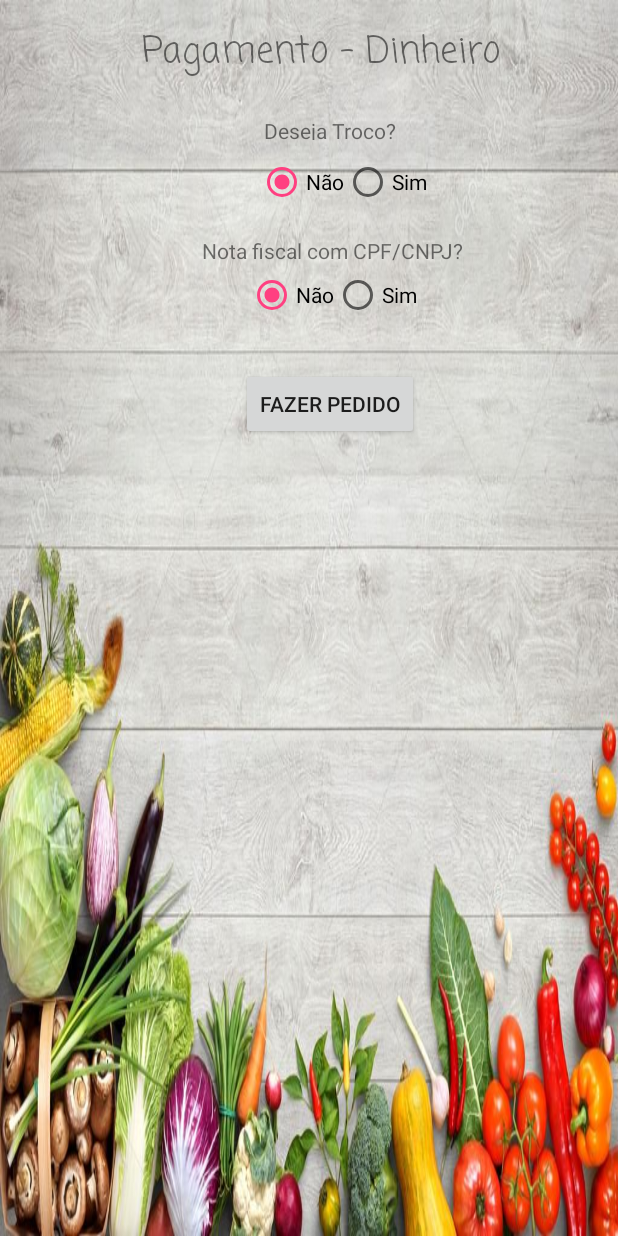
After one commit to jsrrocha/ComelancaV1, an Android app: the PaymentOptions screen opened directly, with no data from a screen before it, on a phone screen of 412 x 824 dp. The commit adds this screen. Run offline under Robolectric (Android 15) with nearby library versions, the phone set to English and light mode, and no system bars.

Commit message:
Login and Payment Options screen made, basic login logic (no DB yet)

```diff
--- a/app/src/main/java/com/example/jessica/comelancav1/MainActivity.java
+++ b/app/src/main/java/com/example/jessica/comelancav1/MainActivity.java
@@ -22,4 +22,10 @@ public class MainActivity extends AppCompatActivity {
         Intent intent = new Intent(this, SignUpActivity.class);
         startActivity(intent);
     }
+
+
+    public void openLoginActivity(View view) {
+        Intent intent = new Intent(this, LoginActivity.class);
+        startActivity(intent);
+    }
 }
--- /dev/null
+++ b/app/src/main/java/com/example/jessica/comelancav1/PaymentOptions.java
@@ -0,0 +1,20 @@
+package com.example.jessica.comelancav1;
+
+import android.os.Bundle;
+import android.support.design.widget.FloatingActionButton;
+import android.support.design.widget.Snackbar;
+import android.support.v7.app.AppCompatActivity;
+import android.support.v7.widget.Toolbar;
+import android.view.View;
+
+public class PaymentOptions extends AppCompatActivity {
+
+    @Override
+    protected void onCreate(Bundle savedInstanceState) {
+        super.onCreate(savedInstanceState);
+        setContentView(R.layout.activity_payment_options);
+    }
+
+
+
+}
--- a/app/src/main/res/layout/activity_main.xml
+++ b/app/src/main/res/layout/activity_main.xml
@@ -72,7 +72,7 @@
         android:layout_marginRight="9dp"
         android:layout_marginStart="157dp"
         android:layout_marginTop="16dp"
-        android:onClick="openSignUpActivity"
+        android:onClick="openLoginActivity"
         android:text="Entrar"
         android:textSize="12sp"
         app:layout_constraintBottom_toTopOf="@+id/textCep"
--- /dev/null
+++ b/app/src/main/res/layout/activity_payment_options.xml
@@ -0,0 +1,133 @@
+<?xml version="1.0" encoding="utf-8"?>
+<android.support.constraint.ConstraintLayout xmlns:android="http://schemas.android.com/apk/res/android"
+    xmlns:app="http://schemas.android.com/apk/res-auto"
+    xmlns:tools="http://schemas.android.com/tools"
+    android:layout_width="match_parent"
+    android:layout_height="match_parent"
+    android:background="@drawable/background1"
+    tools:context=".MadrugaLanchesActivity">
+
+    <TextView
+        android:id="@+id/textViewMadruga"
+        android:layout_width="253dp"
+        android:layout_height="41dp"
+        android:layout_marginBottom="38dp"
+        android:layout_marginEnd="64dp"
+        android:layout_marginLeft="64dp"
+        android:layout_marginRight="64dp"
+        android:layout_marginStart="64dp"
+        android:layout_marginTop="16dp"
+        android:text="Pagamento - Dinheiro"
+        android:textSize="24sp"
+        app:fontFamily="casual"
+        app:layout_constraintBottom_toTopOf="@+id/radioButtonMix"
+        app:layout_constraintEnd_toEndOf="parent"
+        app:layout_constraintHorizontal_bias="1.0"
+        app:layout_constraintStart_toStartOf="parent"
+        app:layout_constraintTop_toTopOf="parent" />
+
+    <TextView
+        android:id="@+id/textView4"
+        android:layout_width="wrap_content"
+        android:layout_height="16dp"
+        android:layout_marginEnd="80dp"
+        android:layout_marginLeft="8dp"
+        android:layout_marginRight="80dp"
+        android:layout_marginStart="8dp"
+        android:layout_marginTop="20dp"
+        android:text="Deseja Troco?"
+        app:layout_constraintEnd_toEndOf="@+id/textViewMadruga"
+        app:layout_constraintHorizontal_bias="0.96"
+        app:layout_constraintStart_toStartOf="@+id/textViewMadruga"
+        app:layout_constraintTop_toBottomOf="@+id/textViewMadruga" />
+
+    <RadioGroup
+        android:id="@+id/Troco"
+        android:layout_width="wrap_content"
+        android:layout_height="wrap_content"
+        android:layout_marginLeft="8dp"
+        android:layout_marginStart="8dp"
+        android:layout_marginTop="12dp"
+        android:checkedButton="@+id/Não"
+        android:orientation="horizontal"
+        app:layout_constraintEnd_toEndOf="@+id/textView4"
+        app:layout_constraintHorizontal_bias="0.375"
+        app:layout_constraintStart_toStartOf="@+id/textView4"
+        app:layout_constraintTop_toBottomOf="@+id/textView4">
+
+        <RadioButton
+            android:id="@+id/trocoNo"
+            android:layout_width="wrap_content"
+            android:layout_height="wrap_content"
+            android:checked="true"
+            android:text="Não" />
+
+        <RadioButton
+            android:id="@+id/TrocoYes"
+            android:layout_width="wrap_content"
+            android:layout_height="wrap_content"
+            android:text="Sim" />
+
+    </RadioGroup>
+
+
+    <TextView
+        android:id="@+id/textView5"
+        android:layout_width="wrap_content"
+        android:layout_height="0dp"
+        android:layout_marginEnd="8dp"
+        android:layout_marginLeft="8dp"
+        android:layout_marginRight="8dp"
+        android:layout_marginStart="8dp"
+        android:layout_marginTop="64dp"
+        android:text="Nota fiscal com CPF/CNPJ?"
+        app:layout_constraintEnd_toEndOf="@+id/textViewMadruga"
+        app:layout_constraintStart_toStartOf="@+id/textViewMadruga"
+        app:layout_constraintTop_toBottomOf="@+id/textView4" />
+
+    <RadioGroup
+        android:id="@+id/CPF"
+        android:layout_width="wrap_content"
+        android:layout_height="0dp"
+        android:layout_marginEnd="8dp"
+        android:layout_marginLeft="8dp"
+        android:layout_marginRight="8dp"
+        android:layout_marginStart="8dp"
+        android:layout_marginTop="4dp"
+        android:checkedButton="@+id/Não"
+        android:orientation="horizontal"
+        app:layout_constraintEnd_toEndOf="@+id/textView5"
+        app:layout_constraintStart_toStartOf="@+id/textView5"
+        app:layout_constraintTop_toBottomOf="@+id/textView5">
+
+        <RadioButton
+            android:id="@+id/CPFNo"
+            android:layout_width="wrap_content"
+            android:layout_height="wrap_content"
+            android:checked="true"
+            android:text="Não" />
+
+        <RadioButton
+            android:id="@+id/CPFYes"
+            android:layout_width="wrap_content"
+            android:layout_height="wrap_content"
+            android:text="Sim" />
+
+    </RadioGroup>
+
+    <Button
+        android:id="@+id/button2"
+        android:layout_width="wrap_content"
+        android:layout_height="wrap_content"
+        android:layout_marginEnd="8dp"
+        android:layout_marginLeft="8dp"
+        android:layout_marginRight="8dp"
+        android:layout_marginStart="8dp"
+        android:layout_marginTop="188dp"
+        android:text="Fazer Pedido"
+        app:layout_constraintEnd_toEndOf="@+id/textViewMadruga"
+        app:layout_constraintHorizontal_bias="0.487"
+        app:layout_constraintStart_toStartOf="@+id/textViewMadruga"
+        app:layout_constraintTop_toBottomOf="@+id/textViewMadruga" />
+
+</android.support.constraint.ConstraintLayout>
--- /dev/null
+++ b/app/src/main/res/values/dimens.xml
@@ -0,0 +1,6 @@
+<resources>
+    <!-- Default screen margins, per the Android Design guidelines. -->
+    <dimen name="activity_horizontal_margin">16dp</dimen>
+    <dimen name="activity_vertical_margin">16dp</dimen>
+    <dimen name="fab_margin">16dp</dimen>
+</resources>
--- a/app/src/main/res/values/styles.xml
+++ b/app/src/main/res/values/styles.xml
@@ -8,4 +8,13 @@
         <item name="colorAccent">@color/colorAccent</item>
     </style>
 
+    <style name="AppTheme.NoActionBar">
+        <item name="windowActionBar">false</item>
+        <item name="windowNoTitle">true</item>
+    </style>
+
+    <style name="AppTheme.AppBarOverlay" parent="ThemeOverlay.AppCompat.Dark.ActionBar" />
+
+    <style name="AppTheme.PopupOverlay" parent="ThemeOverlay.AppCompat.Light" />
+
 </resources>
```
Also changed, not shown: app/src/main/AndroidManifest.xml (+13 -1 lines), app/src/main/java/com/example/jessica/comelancav1/LoginActivity.java (added, +354 -0 lines), app/src/main/java/com/example/jessica/comelancav1/MadrugaLanchesActivity.java (+8 -0 lines), app/src/main/java/com/example/jessica/comelancav1/Natural2youAcitivity.java (+8 -0 lines), app/src/main/java/com/example/jessica/comelancav1/PizzariaGataoActivity.java (+8 -0 lines), app/src/main/res/layout/activity_login.xml (added, +91 -0 lines), app/src/main/res/layout/activity_madruga_lanches.xml (+14 -0 lines), app/src/main/res/layout/activity_natural2you_acitivity.xml (+15 -1 lines), app/src/main/res/layout/activity_pizzaria_gatao.xml (+13 -0 lines), app/src/main/res/values/strings.xml (+15 -0 lines).
